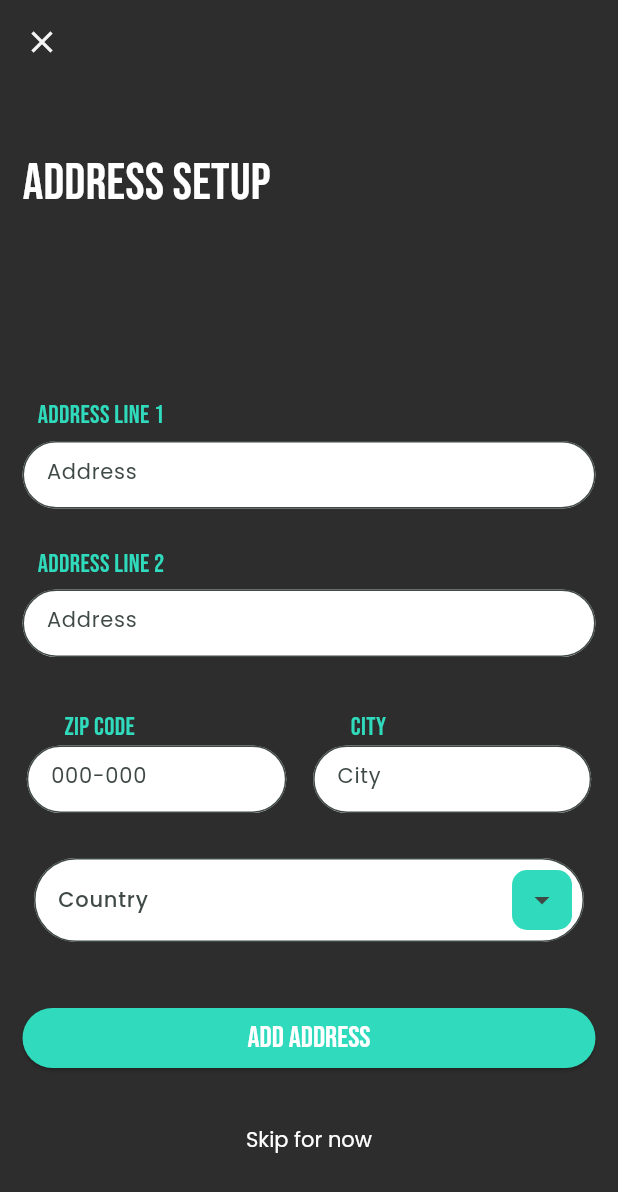
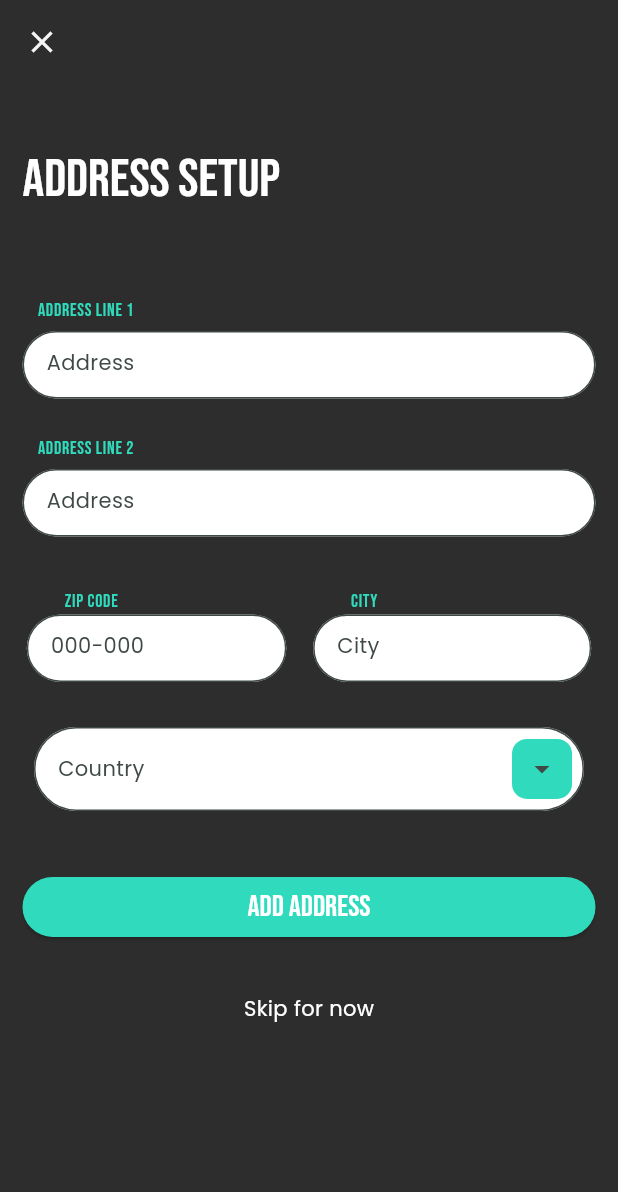
Before and after one commit to AVElfallah/food_e, a Flutter app: the AddressSetup screen opened by its route, on a phone screen of 412 x 824 dp. Shown: the top 1192 px of the screen. Run offline on Flutter 3.47's test engine with Material 3 defaults, Android fonts, the light colour scheme and no system bars; our stand-ins replace animate_do, flutter_image_slideshow, flutter_svg, google_fonts; project files that could hold a hidden picture were left out.

Commit message:
edit theme and refactor old code

```diff
--- /dev/null
+++ b/lib/helpers/theme_helper.dart
@@ -0,0 +1,120 @@
+import 'package:flutter/material.dart';
+import 'package:food_e/helpers/colors_helper.dart';
+import 'package:food_e/helpers/text_theme_helper.dart';
+import 'package:google_fonts/google_fonts.dart';
+
+class ThemeHelper {
+  // LightTheme [START]
+  // Define the light theme for the application
+  static ThemeData lightTheme = ThemeData(
+    // Set the color scheme using a seed color
+    colorScheme: ColorScheme.fromSeed(seedColor: ColorsHelper.primaryDark),
+    // Set the background color for scaffold widgets
+    scaffoldBackgroundColor: ColorsHelper.light,
+    // Enable Material 3 design
+    useMaterial3: true,
+    // Set the text theme with a specific color
+    textTheme: TextThemeHelper.withColor(Colors.black).textTheme,
+  );
+  // LightTheme [END]
+
+  // DarkTheme [START]
+  // Define the dark theme for the application
+  static ThemeData darkTheme(double canvasWidth, double canvasHeight) =>
+      ThemeData(
+        // Set the text theme with a specific color
+        textTheme: TextThemeHelper.withColor(Colors.white).textTheme,
+        // Define the chip theme
+        chipTheme: ChipThemeData(
+          backgroundColor: ColorsHelper.white,
+          labelStyle: GoogleFonts.poppins(
+            fontSize: 14,
+            color: Colors.black,
+            fontWeight: FontWeight.w400,
+          ),
+          padding: const EdgeInsets.symmetric(
+            horizontal: 15,
+            vertical: 6,
+          ),
+          shape: RoundedRectangleBorder(
+            borderRadius: BorderRadius.circular(45),
+          ),
+        ),
+        // Define the popup menu theme
+        popupMenuTheme: PopupMenuThemeData(
+          position: PopupMenuPosition.over,
+          shape: RoundedRectangleBorder(
+            borderRadius: BorderRadius.circular(45),
+          ),
+        ),
+        // Define the dropdown menu theme
+        dropdownMenuTheme: DropdownMenuThemeData(
+          inputDecorationTheme: InputDecorationTheme(
+            fillColor: Colors.white,
+            filled: true,
+            border: OutlineInputBorder(
+              borderRadius: BorderRadius.circular(45),
+            ),
+            outlineBorder: const BorderSide(
+              color: Colors.white,
+            ),
+          ),
+        ),
+        // Define the icon button theme
+        iconButtonTheme: IconButtonThemeData(
+          style: IconButton.styleFrom(
+            backgroundColor: ColorsHelper.primary,
+            shape: RoundedRectangleBorder(
+              borderRadius: BorderRadius.circular(10),
+            ),
+          ),
+        ),
+        // Define the elevated button theme
+        elevatedButtonTheme: ElevatedButtonThemeData(
+          style: ElevatedButton.styleFrom(
+            foregroundColor: Colors.white,
+            backgroundColor: ColorsHelper.primary,
+            textStyle: GoogleFonts.bebasNeue(fontSize: 20),
+            fixedSize: Size(
+              canvasWidth - 30,
+              canvasHeight * .025,
+            ),
+          ),
+        ),
+        //
+
+        // Define the outlined button theme
+        outlinedButtonTheme: OutlinedButtonThemeData(
+          style: OutlinedButton.styleFrom(
+            fixedSize: Size(
+              canvasWidth - 30,
+              canvasHeight * .025,
+            ),
+            overlayColor: Colors.amber,
+            foregroundColor: ColorsHelper.primary,
+            textStyle: GoogleFonts.bebasNeue(fontSize: 20),
+            side: const BorderSide(
+              color: ColorsHelper.primary,
+            ),
+          ),
+        ),
+        // Set the color scheme using a seed color
+        colorScheme: ColorScheme.fromSeed(
+          seedColor: ColorsHelper.primary,
+        ),
+        // Set the background color for scaffold widgets
+        scaffoldBackgroundColor: ColorsHelper.dark,
+        // Define the app bar theme
+        appBarTheme: const AppBarTheme(
+          backgroundColor: ColorsHelper.dark,
+          foregroundColor: ColorsHelper.light,
+        ),
+        // Set primary colors
+        primaryColor: ColorsHelper.primary,
+        primaryColorDark: ColorsHelper.primaryDark,
+        primaryColorLight: ColorsHelper.primaryLight,
+        // Enable Material 3 design
+        useMaterial3: true,
+      );
+  // DarkTheme [END]
+}
--- a/lib/pages/auth/pages/address_setup.dart
+++ b/lib/pages/auth/pages/address_setup.dart
@@ -1,7 +1,7 @@
 import 'package:flutter/material.dart';
+import 'package:food_e/extensions/context_extension.dart';
 import 'package:food_e/helpers/router_helper.dart';
 import 'package:food_e/shared/constants/constant_lists.dart';
-import 'package:google_fonts/google_fonts.dart';
 
 import '../../../shared/widgets/role_model_appbar_widget.dart';
 import '../../../shared/widgets/upper_text_label.dart';
@@ -11,26 +11,19 @@
 
   @override
   Widget build(BuildContext context) {
-    var canvasWidth = MediaQuery.of(context).size.width;
-    var canvasHeight = MediaQuery.of(context).size.height;
     return Scaffold(
       appBar: RoleModelAppbarWidget(context),
-      body: Column(
-        mainAxisAlignment: MainAxisAlignment.start,
-        crossAxisAlignment: CrossAxisAlignment.start,
+      body: ListView(
         children: [
           Padding(
             padding: const EdgeInsets.all(15),
             child: Text(
               'ADDRESS SETUP',
-              style: GoogleFonts.bebasNeue(
-                fontSize: 34,
-                color: Colors.white,
-              ),
+              style: context.textTheme.headlineLarge,
             ),
           ),
-          const Spacer(
-            flex: 1,
+          SizedBox(
+            height: context.height * .05,
           ),
           //start address
           const UpperTextLabel('ADDRESS LINE 1'),
@@ -39,8 +32,8 @@
             child: SizedBox(
               height: 45,
               child: TextFormField(
-                style: GoogleFonts.poppins(
-                  fontSize: 14,
+                style: context.textTheme.bodyMedium?.copyWith(
+                  color: Colors.black,
                 ),
                 decoration: InputDecoration(
                   hintText: 'Address',
@@ -65,8 +58,8 @@
             child: SizedBox(
               height: 45,
               child: TextFormField(
-                style: GoogleFonts.poppins(
-                  fontSize: 14,
+                style: context.textTheme.bodyMedium?.copyWith(
+                  color: Colors.black,
                 ),
                 decoration: InputDecoration(
                   hintText: 'Address',
@@ -98,10 +91,10 @@
                   ),
                   SizedBox(
                     height: 45,
-                    width: canvasWidth * .42,
+                    width: context.width * .42,
                     child: TextFormField(
-                      style: GoogleFonts.poppins(
-                        fontSize: 14,
+                      style: context.textTheme.bodyMedium?.copyWith(
+                        color: Colors.black,
                       ),
                       decoration: InputDecoration(
                         hintText: '000-000',
@@ -125,10 +118,10 @@
                   ),
                   SizedBox(
                     height: 45,
-                    width: canvasWidth * .45,
+                    width: context.width * .45,
                     child: TextFormField(
-                      style: GoogleFonts.poppins(
-                        fontSize: 14,
+                      style: context.textTheme.bodyMedium?.copyWith(
+                        color: Colors.black,
                       ),
                       decoration: InputDecoration(
                         hintText: 'City',
@@ -152,6 +145,8 @@
           ),
           //
           //Drop down list of countries
+
+          //TODO: create customize dropdownMenu
           Center(
             child: DropdownMenu<String>(
               dropdownMenuEntries: countryList
@@ -160,12 +155,10 @@
                   )
                   .toList(),
               hintText: 'Country',
-              textStyle: GoogleFonts.poppins(
-                fontSize: 14,
-                fontWeight: FontWeight.w500,
-              ),
-              menuHeight: canvasHeight * .35,
-              width: canvasWidth * .89,
+              textStyle:
+                  context.textTheme.bodyMedium!.copyWith(color: Colors.black),
+              menuHeight: context.height * .35,
+              width: context.width * .89,
             ),
           ),
 
@@ -194,9 +187,7 @@
               },
               style: TextButton.styleFrom(
                 foregroundColor: Colors.white,
-                textStyle: GoogleFonts.poppins(
-                  fontSize: 14,
-                ),
+                textStyle: context.textTheme.bodyMedium!,
               ),
               child: const Text(
                 'Skip for now',
--- a/lib/pages/splash/layouts/splash_screen_1.dart
+++ b/lib/pages/splash/layouts/splash_screen_1.dart
@@ -1,6 +1,6 @@
 import 'package:flutter/material.dart';
+import 'package:food_e/extensions/context_extension.dart';
 import 'package:food_e/shared/constants/constant_string.dart';
-import 'package:google_fonts/google_fonts.dart';
 
 import '../../../helpers/colors_helper.dart';
 
@@ -20,8 +20,7 @@
             child: Text.rich(
               TextSpan(
                 text: 'Food-',
-                style: GoogleFonts.bebasNeue(
-                    fontSize: 36, color: ColorsHelper.white),
+                style: context.textTheme.headlineLarge,
                 children: const [
                   TextSpan(
                     text: 'E',
--- a/lib/shared/widgets/upper_text_label.dart
+++ b/lib/shared/widgets/upper_text_label.dart
@@ -1,5 +1,5 @@
 import 'package:flutter/material.dart';
-import 'package:google_fonts/google_fonts.dart';
+import 'package:food_e/extensions/context_extension.dart';
 
 import '../../helpers/colors_helper.dart';
 
@@ -28,9 +28,7 @@
       padding: pad,
       child: Text(
         widget.text,
-        style: GoogleFonts.bebasNeue(
-          fontSize: widget.fontSize,
-          fontWeight: FontWeight.w300,
+        style: context.textTheme.labelSmall?.copyWith(
           color: ColorsHelper.primary,
         ),
       ),
```
Also changed, not shown: lib/extensions/context_extension.dart (added, +8 -0 lines), lib/helpers/text_theme_helper.dart (added, +45 -0 lines), lib/main.dart (+3 -98 lines), lib/pages/auth/get_started_page.dart (+7 -15 lines), lib/pages/auth/pages/login_page.dart (+15 -22 lines), lib/pages/auth/pages/payment_setup_page.dart (+13 -26 lines), lib/pages/auth/pages/register_page.dart (+37 -34 lines), lib/pages/forget_password_feature/forget_password_page.dart (+11 -27 lines), lib/pages/forget_password_feature/pages/email_sent_page.dart (+18 -24 lines), lib/pages/forget_password_feature/pages/reset_password_page.dart (+13 -18 lines), lib/pages/splash/layouts/splash_screen_2.dart (+4 -11 lines), lib/pages/splash/layouts/splash_screen_3.dart (+4 -11 lines), lib/pages/splash/layouts/splash_screen_4.dart (+4 -11 lines), lib/shared/common/common_used_text_style.dart (added, +14 -0 lines).
